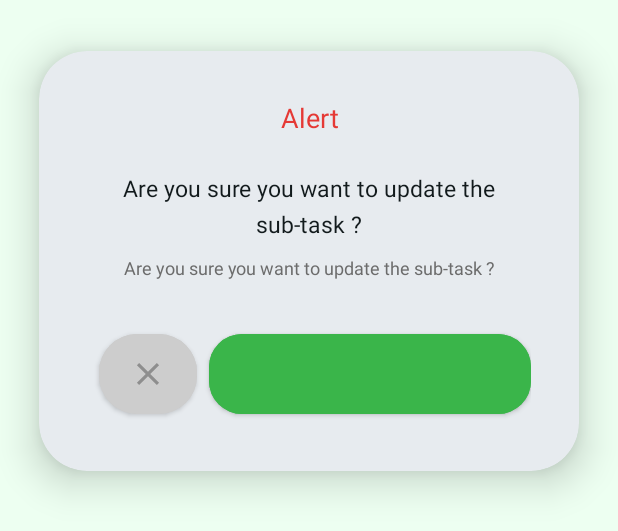
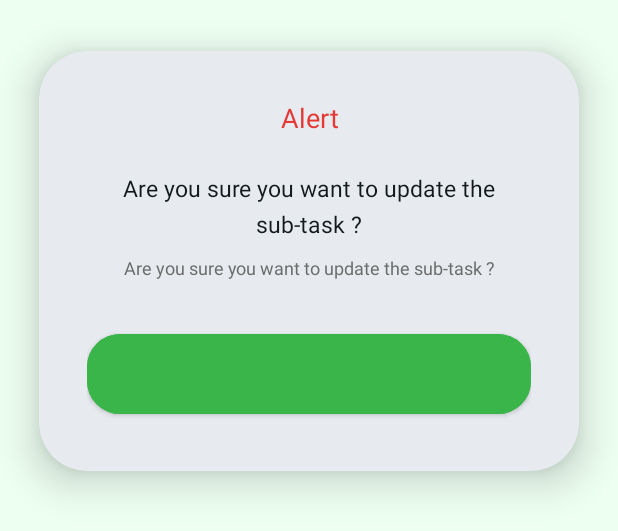
Before and after one commit to kumarbusem/Organics, an Android app: the layout dialog_info.xml on its own in the app's theme, with its tools: preview values and no code run, on a phone screen of 412 x 824 dp. Shown: the top 531 px of the screen. Run offline under Robolectric (Android 15) with nearby library versions, the phone set to English and light mode, and no system bars.

Commit message:
progaurd files updated

```diff
--- a/app/src/main/java/com/tekkr/organics/features/dialogs/InfoDialog.kt
+++ b/app/src/main/java/com/tekkr/organics/features/dialogs/InfoDialog.kt
@@ -9,6 +9,7 @@ import android.view.ViewGroup
 import androidx.databinding.DataBindingUtil
 import androidx.fragment.app.DialogFragment
 import com.tekkr.organics.R
+import com.tekkr.organics.common.show
 import com.tekkr.organics.databinding.DialogInfoBinding
 
 class InfoDialog private constructor(private val dialogueData: DialogueData) : DialogFragment() {
@@ -57,6 +58,8 @@ class InfoDialog private constructor(private val dialogueData: DialogueData) : D
             btnClose.setOnClickListener {
                 dialog?.dismiss()
             }
+
+            if(dialogueData.cancelable) btnClose.show()
 
         }
     }
--- a/app/src/main/java/com/tekkr/organics/features/newAddress/NewAddressFragment.kt
+++ b/app/src/main/java/com/tekkr/organics/features/newAddress/NewAddressFragment.kt
@@ -122,8 +122,8 @@ class NewAddressFragment : BaseAbstractFragment<NewAddressViewModel, FragmentNew
     private fun setDeliveryAddress() {
 
         when {
-            mBinding.etAddress.text.isNullOrEmpty() -> showToast("Please enter address")
-            mBinding.etPin.text.isNullOrEmpty() -> showToast("Please enter pincode")
+            mBinding.etAddress.text.isNullOrEmpty() || mBinding.etAddress.text.length < 6 -> showToast("Please enter valid address")
+            mBinding.etPin.text.isNullOrEmpty() || mBinding.etPin.text.length != 6 -> showToast("Please enter valid pincode")
             else -> {
                 val tempAddress = repoPrefs.getTempAddress()
                 Log.e("TEMP ADDRESS::", tempAddress.toString())
--- a/app/src/main/java/com/tekkr/organics/features/order/OrderFragment.kt
+++ b/app/src/main/java/com/tekkr/organics/features/order/OrderFragment.kt
@@ -33,7 +33,7 @@ class OrderFragment : BaseAbstractFragment<OrderViewModel, FragmentOrderBinding>
         }
 
         btnMakePayment.setOnClickListener {
-            showInfoDialogueFor("Payment", "Do not press back button while making payment", "Don't close the application", "PAY", false){
+            showInfoDialogueFor("Payment", "Do not press back button while making payment", "Don't close the application", "PAY", true){
                 navigateById(R.id.action_orderFragment_to_paymentFragment)
             }
         }
--- a/app/src/main/java/com/tekkr/organics/features/payment/PaymentFragment.kt
+++ b/app/src/main/java/com/tekkr/organics/features/payment/PaymentFragment.kt
@@ -67,7 +67,7 @@ class PaymentFragment : BaseAbstractFragment<PaymentViewModel, FragmentPaymentBi
                     }
                 }
                 else -> {
-                    showInfoDialogueFor("Payment Failed", razorPayStatus.error.description, razorPayStatus.error.reason, "TRY AGAIN", false) {
+                    showInfoDialogueFor("Payment Failed", razorPayStatus.error.description,  "Please try again", "TRY AGAIN", false) {
                         startPayment()
                     }
                 }
@@ -112,9 +112,12 @@ class PaymentFragment : BaseAbstractFragment<PaymentViewModel, FragmentPaymentBi
     }
 
     override fun onPaymentError(errorCode: Int, errorDescription: String?, paymentData: PaymentData?) {
+        Log.e("PAYMENT Error::", "$errorCode...$errorDescription...$paymentData")
         val error = Gson().fromJson<RazorPayResponse>(errorDescription, object : TypeToken<RazorPayResponse>() {}.type)
         if (errorDescription != null && errorDescription.contains("Payment already done"))
             mViewModel.obsRazorPayStatus.postValue(RazorPayResponse(RazorPayResponse.STATUS_ALREADY_PAID, paymentData, Error()))
+        else if (!error.description.isNullOrEmpty())
+            mViewModel.obsRazorPayStatus.postValue(RazorPayResponse(RazorPayResponse.STATUS_FAILED, paymentData, Error(description = error.description)))
         else
             mViewModel.obsRazorPayStatus.postValue(RazorPayResponse(RazorPayResponse.STATUS_FAILED, paymentData, error.error))
     }
--- a/app/src/main/java/com/tekkr/organics/features/profile/ProfileFragment.kt
+++ b/app/src/main/java/com/tekkr/organics/features/profile/ProfileFragment.kt
@@ -37,7 +37,7 @@ class ProfileFragment : BaseAbstractFragment<ProfileViewModel, FragmentProfileBi
             navigateBack()
         }
         btnLogout.setOnClickListener {
-            showInfoDialogueFor("Logout", "Do you want to Logout", "", "Yes", false) {
+            showInfoDialogueFor("Logout", "Do you want to Logout", "", "Yes", true) {
                 repoPrefs.clearLoggedInUser()
                 navigateBack()
             }
--- a/app/src/main/res/layout/dialog_info.xml
+++ b/app/src/main/res/layout/dialog_info.xml
@@ -80,6 +80,8 @@
                 android:backgroundTint="@color/colorGrey300"
                 android:padding="16dp"
                 android:textAllCaps="true"
+                android:visibility="gone"
+                android:layout_marginEnd="8dp"
                 android:textColor="@color/white"
                 app:cornerRadius="25dp"
                 app:layout_constraintBottom_toBottomOf="parent"
@@ -104,7 +106,6 @@
                 style="@style/Text.B3"
                 android:layout_width="0dp"
                 android:layout_height="wrap_content"
-                android:layout_marginStart="8dp"
                 android:backgroundTint="@color/colorAccent"
                 android:padding="16dp"
                 android:text='@{data.primaryButtonText}'
--- a/data/build.gradle
+++ b/data/build.gradle
@@ -27,7 +27,7 @@ android {
         release {
             buildConfigField "String", "bucket", "\"prod\""
             minifyEnabled false
-            proguardFiles getDefaultProguardFile('proguard-android-optimize.txt'), 'proguard-rules.pro'
+            proguardFile 'proguard-project.txt'
         }
     }
 
--- a/data/src/main/java/com/tekkr/data/roomDatabase/AddressDao.kt
+++ b/data/src/main/java/com/tekkr/data/roomDatabase/AddressDao.kt
@@ -11,7 +11,7 @@ interface AddressDao {
     @Query("SELECT * FROM address_table")
     fun getAddresses(): List<Address>
 
-    @Insert(onConflict = OnConflictStrategy.IGNORE)
+    @Insert(onConflict = OnConflictStrategy.REPLACE)
     suspend fun insert(address: Address)
 
 }
```
Also changed, not shown: 2 other files.
